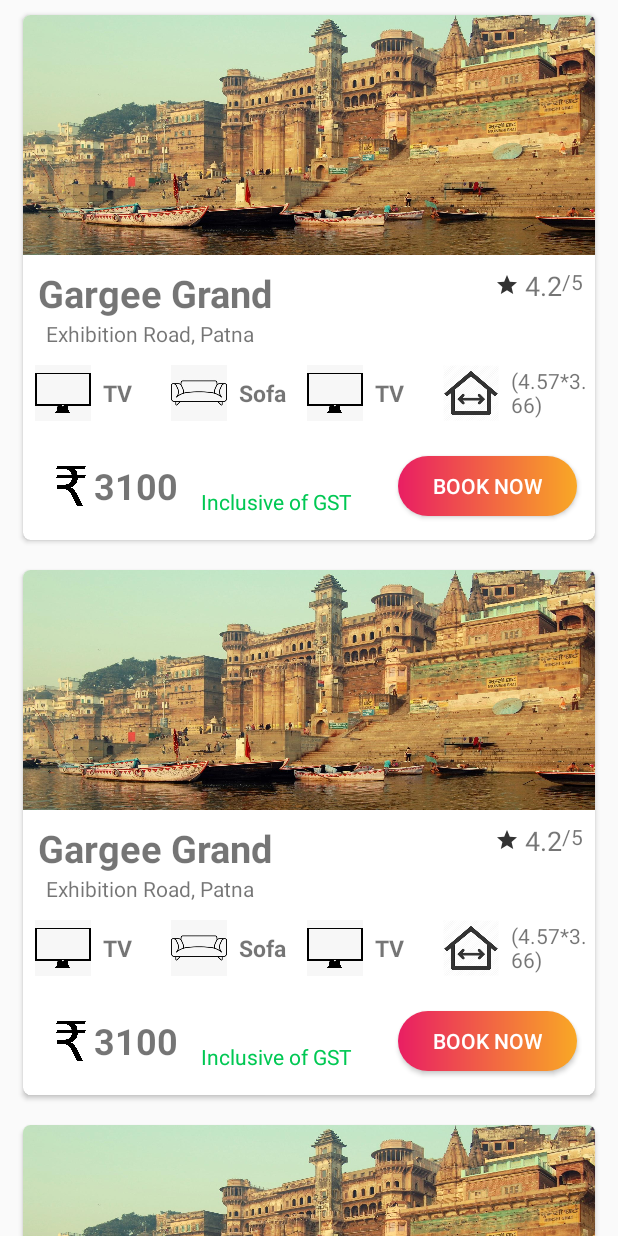
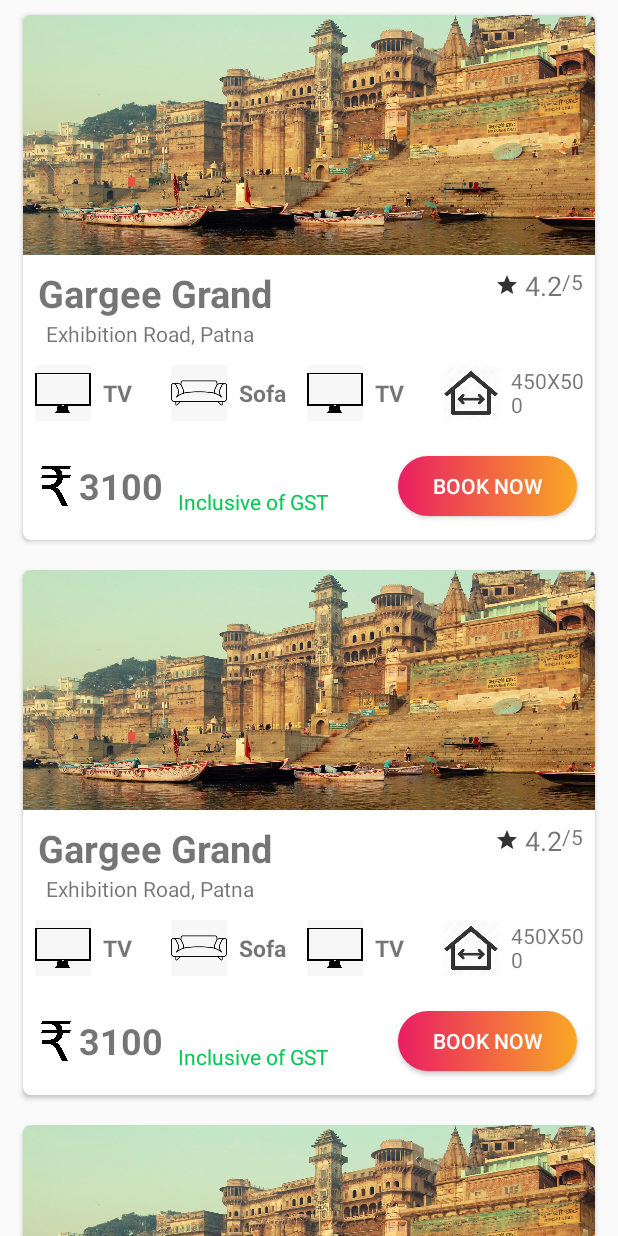
Before and after one commit to djain5888/Darshan, an Android app: the HotelResultsActivity screen opened directly, with no data from a screen before it, on a phone screen of 412 x 824 dp. Run offline under Robolectric (Android 15) with nearby library versions, the phone set to English and light mode, and no system bars.

Commit message:
HotelMode and HotelAdapter completed

```diff
--- a/app/src/main/java/com/iniesta/darshan/Adapters/HotelAdapter.java
+++ b/app/src/main/java/com/iniesta/darshan/Adapters/HotelAdapter.java
@@ -44,6 +44,7 @@ public class HotelAdapter extends RecyclerView.Adapter<HotelAdapter.HotelViewHol
         hotelViewHolder.hotelAddress.setText(hotelList.get(i).getAddress());
         hotelViewHolder.priceTextView.setText(Integer.toString(hotelList.get(i).getPrice()));
         hotelViewHolder.ratingTextView.setText(Double.toString(hotelList.get(i).getRating()));
+        hotelViewHolder.sizeTextView.setText(hotelList.get(i).getRoomSize());
     }
 
     @Override
@@ -62,6 +63,7 @@ public class HotelAdapter extends RecyclerView.Adapter<HotelAdapter.HotelViewHol
         TextView hotelAddress;
         TextView priceTextView;
         TextView ratingTextView;
+        TextView sizeTextView;
 
         private HotelAdapter.RecyclerViewClickListener listener;
         public HotelViewHolder(View itemView, HotelAdapter.RecyclerViewClickListener listener2) {
@@ -73,6 +75,8 @@ public class HotelAdapter extends RecyclerView.Adapter<HotelAdapter.HotelViewHol
             hotelAddress = itemView.findViewById(R.id.desc);
             priceTextView = itemView.findViewById(R.id.price);
             ratingTextView = itemView.findViewById(R.id.rating);
+            sizeTextView = itemView.findViewById(R.id.sizeText);
+            itemView.setOnClickListener(this);
         }
 
         @Override
--- a/app/src/main/res/layout/activity_hotel_results.xml
+++ b/app/src/main/res/layout/activity_hotel_results.xml
@@ -14,7 +14,7 @@
         <android.support.v7.widget.CardView
             android:id="@+id/mainCard"
             android:layout_width="match_parent"
-            android:layout_height="wrap_content"
+            android:layout_height="80dp"
             app:cardElevation="10dp"
             app:cardCornerRadius="5dp"
             android:layout_margin="5dp">
@@ -22,7 +22,7 @@
                 <LinearLayout
                     android:id="@+id/linearHorizontal"
                     android:layout_width="match_parent"
-                    android:layout_height="wrap_content"
+                    android:layout_height="match_parent"
                     android:orientation="horizontal">
 
                     <LinearLayout
@@ -39,7 +39,7 @@
                             android:src="@drawable/ic_action_places"/>
 
                         <LinearLayout
-                            android:layout_width="wrap_content"
+                            android:layout_width="match_parent"
                             android:layout_height="wrap_content"
                             android:layout_margin="5dp"
                             android:gravity="center_horizontal"
@@ -47,7 +47,7 @@
                             android:orientation="vertical">
 
                             <TextView
-                                android:layout_width="wrap_content"
+                                android:layout_width="match_parent"
                                 android:layout_height="wrap_content"
                                 android:textColor="@color/black"
                                 android:textStyle="bold"
@@ -55,7 +55,7 @@
 
                             <TextView
                                 android:id="@+id/placeText"
-                                android:layout_width="wrap_content"
+                                android:layout_width="match_parent"
                                 android:layout_height="wrap_content"
                                 android:text="Goa"/>
 
@@ -67,7 +67,7 @@
 
                     <LinearLayout
                         android:layout_width="0dp"
-                        android:layout_weight="1.5"
+                        android:layout_weight="1"
                         android:layout_height="match_parent"
                         android:orientation="horizontal">
 
@@ -79,14 +79,14 @@
                             android:src="@drawable/ic_action_checkout"/>
 
                         <LinearLayout
-                            android:layout_width="wrap_content"
+                            android:layout_width="match_parent"
                             android:layout_height="wrap_content"
                             android:layout_margin="5dp"
                             android:layout_gravity="center"
                             android:orientation="vertical">
 
                             <TextView
-                                android:layout_width="wrap_content"
+                                android:layout_width="match_parent"
                                 android:layout_height="wrap_content"
                                 android:textColor="@color/black"
                                 android:textStyle="bold"
@@ -94,9 +94,9 @@
 
                             <TextView
                                 android:id="@+id/checkInText"
-                                android:layout_width="wrap_content"
+                                android:layout_width="match_parent"
                                 android:layout_height="wrap_content"
-                                android:text="23 June, 2019"/>
+                                android:text="23/06/2019"/>
 
 
                         </LinearLayout>
@@ -106,7 +106,7 @@
 
                     <LinearLayout
                         android:layout_width="0dp"
-                        android:layout_weight="1.5"
+                        android:layout_weight="1"
                         android:layout_height="match_parent"
                         android:orientation="horizontal">
 
@@ -118,14 +118,14 @@
                             android:src="@drawable/ic_action_checkout"/>
 
                         <LinearLayout
-                            android:layout_width="wrap_content"
+                            android:layout_width="match_parent"
                             android:layout_height="wrap_content"
                             android:layout_margin="5dp"
                             android:layout_gravity="center"
                             android:orientation="vertical">
 
                             <TextView
-                                android:layout_width="wrap_content"
+                                android:layout_width="match_parent"
                                 android:layout_height="wrap_content"
                                 android:text="Check Out"
                                 android:textColor="@color/black"
@@ -133,9 +133,9 @@
 
                             <TextView
                                 android:id="@+id/checkOutText"
-                                android:layout_width="wrap_content"
+                                android:layout_width="match_parent"
                                 android:layout_height="wrap_content"
-                                android:text="25 June, 2019"/>
+                                android:text="25/06/2019"/>
 
 
                         </LinearLayout>
--- a/app/src/main/res/layout/hotel_card_item.xml
+++ b/app/src/main/res/layout/hotel_card_item.xml
@@ -21,7 +21,7 @@
             android:layout_alignParentTop="true"
             android:layout_alignParentEnd="true"
             android:layout_alignParentRight="true"
-            android:src="@drawable/varansi1"
+            android:src="@drawable/varansismall"
             android:scaleType="fitXY"/>
 
         <TextView
@@ -143,6 +143,7 @@
                 android:layout_margin="8dp"/>
 
             <TextView
+                android:id="@+id/sizeText"
                 android:layout_width="0dp"
                 android:layout_height="match_parent"
                 android:layout_weight="1.5"
@@ -169,7 +170,7 @@
                    android:layout_width="20dp"
                    android:layout_height="match_parent"
                    android:src="@drawable/rupeepng"
-                   android:layout_marginLeft="20dp"
+                   android:layout_marginLeft="10dp"
                    android:layout_alignParentLeft="true"/>
 
                 <TextView
@@ -194,7 +195,7 @@
                     android:layout_toRightOf="@id/price"
                     android:gravity="bottom"
                     android:layout_marginBottom="10dp"
-                    android:layout_marginLeft="15dp"/>
+                    android:layout_marginLeft="10dp"/>
 
 
             </RelativeLayout>
```
Also changed, not shown: app/src/main/res/drawable/varansismall.png (added).
